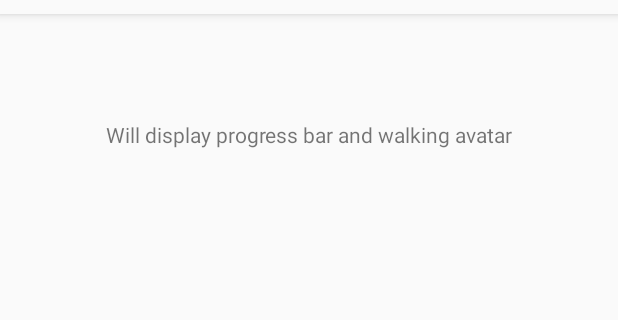
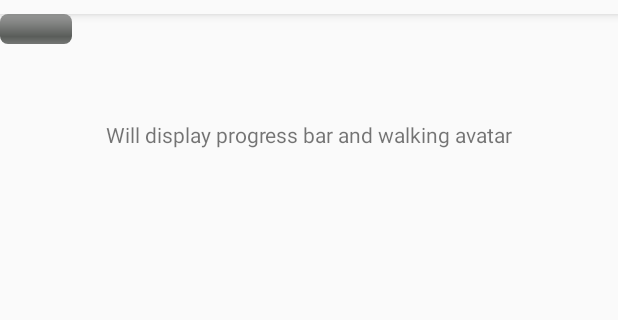
Before and after one commit to Marek-Be/Fit4Me, an Android app: the HomePage screen opened directly, with no data from a screen before it, on a phone screen of 412 x 824 dp, the part 70-390 px from its top. Run offline under Robolectric (Android 15) with nearby library versions, the phone set to English and light mode, and no system bars; Roboto replaces fonts that are not available here; 1 statement that could not run was skipped.

Commit message:
"progress bar"

```diff
--- a/app/src/main/java/com/example/fit4me/CreateProfile.java
+++ b/app/src/main/java/com/example/fit4me/CreateProfile.java
@@ -32,6 +32,7 @@ public class CreateProfile extends AppCompatActivity {
 
     }
 
+
     //way of creating user account based on goal information inputted
 
 }
--- a/app/src/main/java/com/example/fit4me/HomePage.java
+++ b/app/src/main/java/com/example/fit4me/HomePage.java
@@ -4,9 +4,10 @@ import android.content.Intent;
 import android.support.v7.app.AppCompatActivity;
 import android.os.Bundle;
 import android.widget.TextView;
+import android.widget.ProgressBar;
 
 public class HomePage extends AppCompatActivity {
-
+    private int total;
     @Override
     protected void onCreate(Bundle savedInstanceState)
     {
@@ -16,7 +17,15 @@ public class HomePage extends AppCompatActivity {
         //receive arguments from CreateProfile Activity
         String dailyGoal = getIntent().getStringExtra("stepGoalText");
         TextView goalText = findViewById(R.id.goalText);
+        ProgressBar progress = findViewById(R.id.determinateBar);
+        progress.setMax(Integer.parseInt(dailyGoal));
+        progress.setProgress(total);
+
         goalText.setText(dailyGoal);
+    }
+
+    public void setData(long stepTotal){
+        total = (int) stepTotal;
     }
 
     //display data from Google Fit API
--- a/app/src/main/res/layout/activity_create_profile.xml
+++ b/app/src/main/res/layout/activity_create_profile.xml
@@ -51,4 +51,6 @@
         app:layout_constraintStart_toStartOf="parent"
         app:layout_constraintTop_toBottomOf="@+id/textView" />
 
+
+
 </android.support.constraint.ConstraintLayout>
--- a/app/src/main/res/layout/activity_home_page.xml
+++ b/app/src/main/res/layout/activity_home_page.xml
@@ -38,5 +38,14 @@
         app:layout_constraintStart_toStartOf="parent"
         app:layout_constraintTop_toTopOf="parent" />
 
+    <ProgressBar
+        android:id="@+id/determinateBar"
+        style="@android:style/Widget.ProgressBar.Horizontal"
+        android:layout_width="wrap_content"
+        android:layout_height="wrap_content"
+        android:progress="25"
+        tools:layout_editor_absoluteX="195dp"
+        tools:layout_editor_absoluteY="301dp" />
+
 
 </android.support.constraint.ConstraintLayout>
```
Also changed, not shown: app/src/main/java/com/example/fit4me/MainActivity.java (+10 -3 lines).
